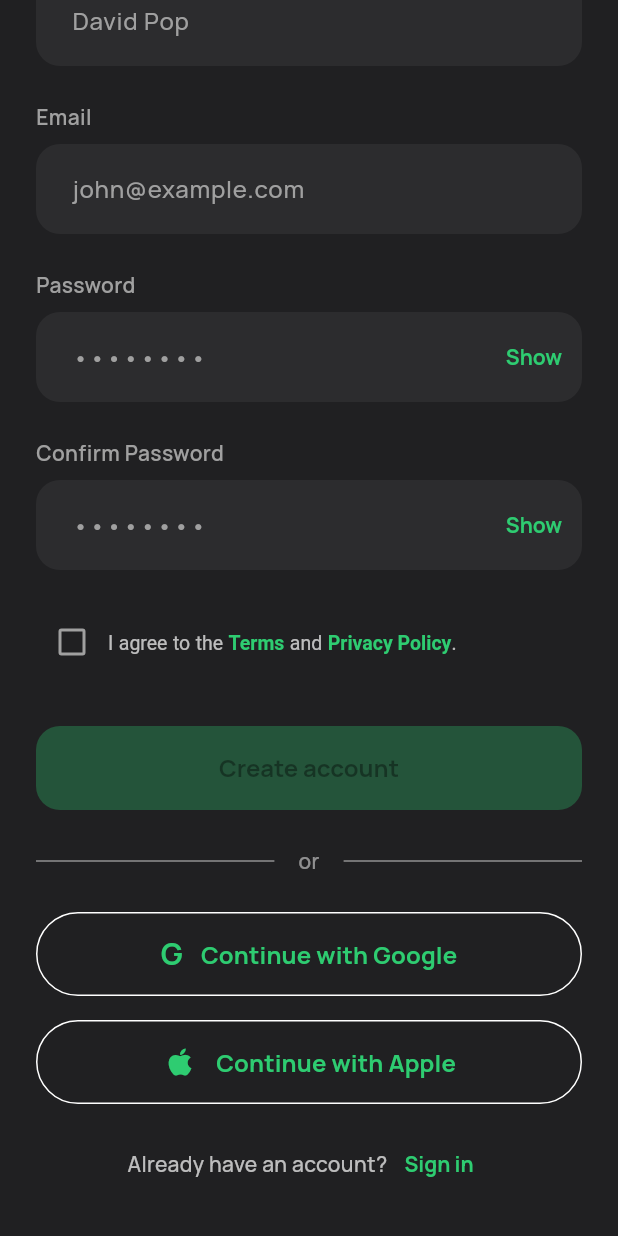
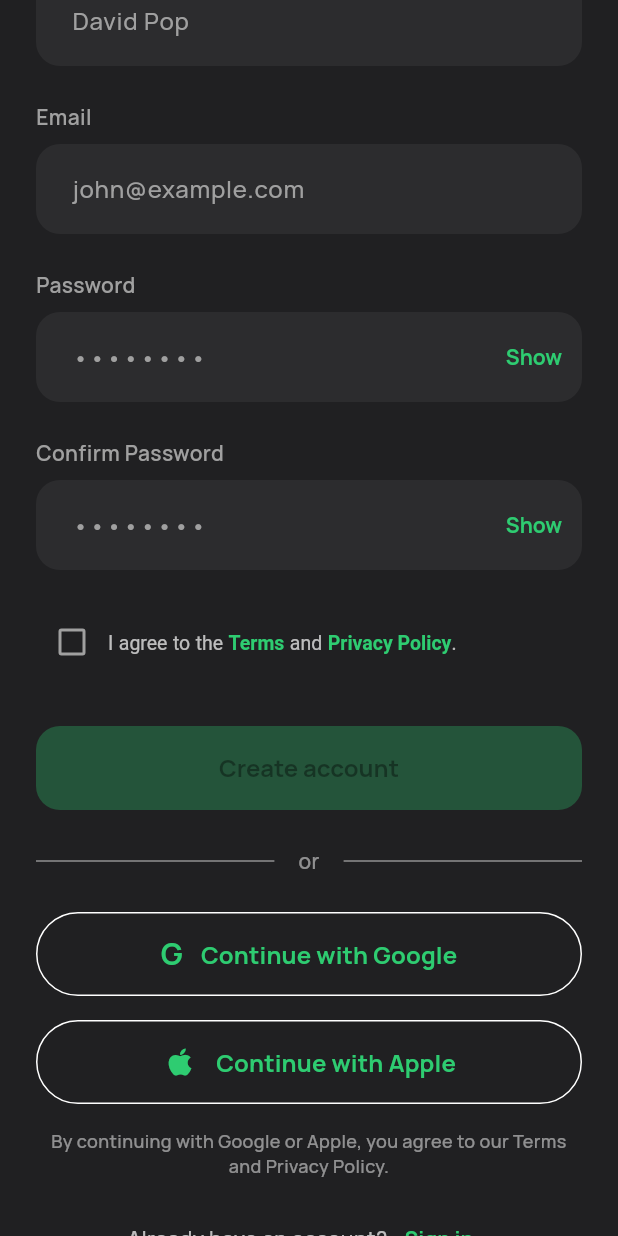
Before and after one commit to matasoo/ExpertMoneyApp, a Flutter app: the RegisterScreen screen opened by its route, scrolled down 281 dp, on a phone screen of 412 x 824 dp. Run offline on Flutter 3.47's test engine with Material 3 defaults, Android fonts, the phone set to English and light mode, and no system bars; our stand-ins replace cloud_firestore, cloud_functions, firebase_auth, firebase_core, firebase_storage, fl_chart and 11 more; missing offline and left inert: google_mlkit_text_recognition; accounts and stored records are empty.

Commit message:
feat: implicit terms agreement for social login

```diff
--- a/lib/features/auth/presentation/register_screen.dart
+++ b/lib/features/auth/presentation/register_screen.dart
@@ -235,18 +235,7 @@
                 child: OutlinedButton(
                   onPressed: ref.watch(authControllerProvider).isLoading
                       ? null
-                      : () {
-                          if (!_agreeToTerms) {
-                            ScaffoldMessenger.of(context).showSnackBar(
-                              SnackBar(
-                                content: Text('Please agree to the Terms and Privacy Policy first.'),
-                                backgroundColor: Theme.of(context).colorScheme.primary,
-                              ),
-                            );
-                            return;
-                          }
-                          ref.read(authControllerProvider.notifier).signInWithGoogle();
-                        },
+                      : () => ref.read(authControllerProvider.notifier).signInWithGoogle(),
                   child: Row(
                     mainAxisAlignment: MainAxisAlignment.center,
                     children: [
@@ -264,18 +253,7 @@
                 child: OutlinedButton(
                   onPressed: ref.watch(authControllerProvider).isLoading
                       ? null
-                      : () {
-                          if (!_agreeToTerms) {
-                            ScaffoldMessenger.of(context).showSnackBar(
-                              SnackBar(
-                                content: Text('Please agree to the Terms and Privacy Policy first.'),
-                                backgroundColor: Theme.of(context).colorScheme.primary,
-                              ),
-                            );
-                            return;
-                          }
-                          ref.read(authControllerProvider.notifier).signInWithApple();
-                        },
+                      : () => ref.read(authControllerProvider.notifier).signInWithApple(),
                   child: Row(
                     mainAxisAlignment: MainAxisAlignment.center,
                     children: [
@@ -284,6 +262,15 @@
                       Text('Continue with Apple'),
                     ],
                   ),
+                ),
+              ),
+              SizedBox(height: 16),
+              Text(
+                'By continuing with Google or Apple, you agree to our Terms and Privacy Policy.',
+                textAlign: TextAlign.center,
+                style: TextStyle(
+                  color: Theme.of(context).colorScheme.onSurface.withValues(alpha: 0.5),
+                  fontSize: 12,
                 ),
               ),
               SizedBox(height: 16),
```
